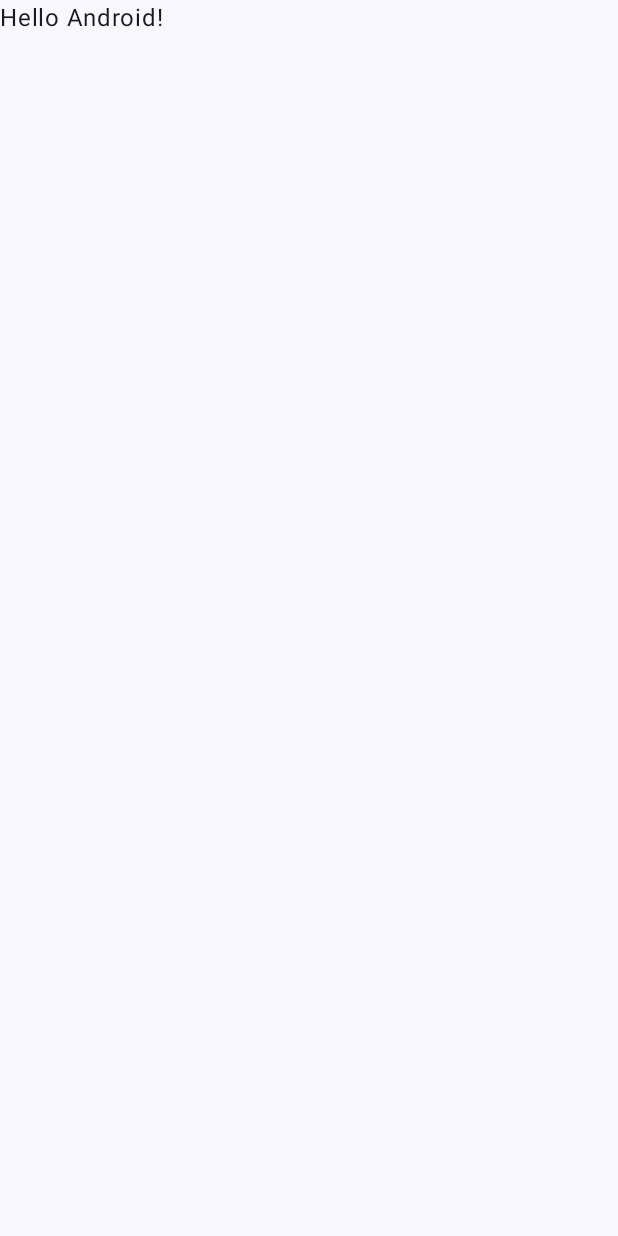
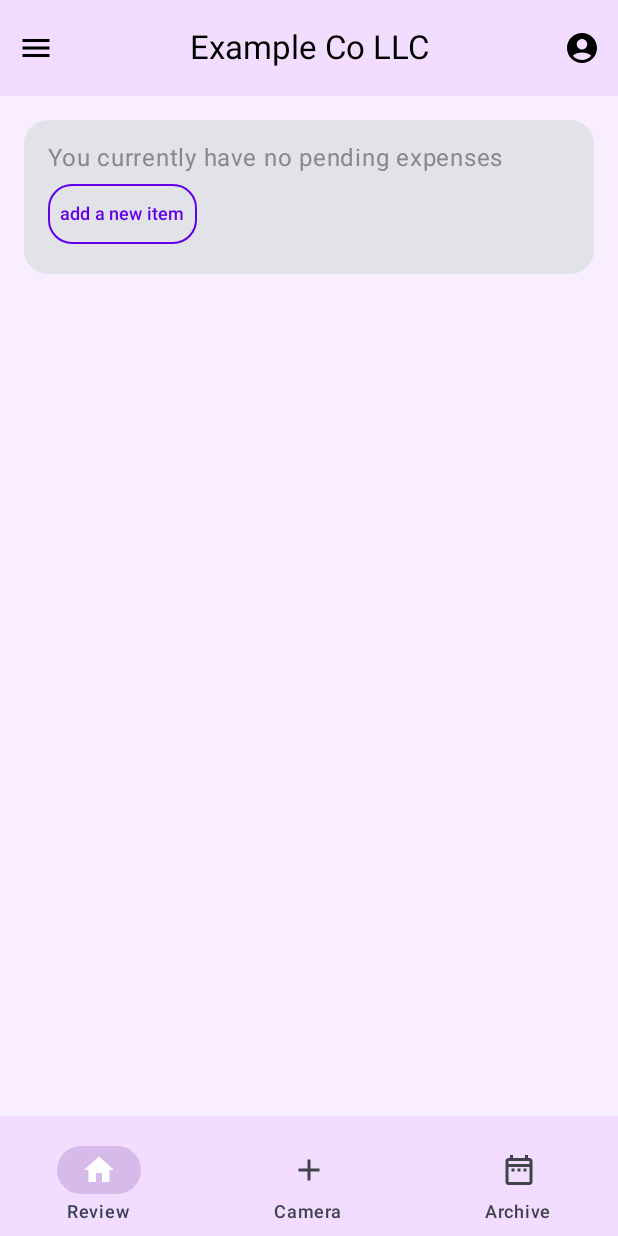
Before and after one commit to pineapple-expense/Pineapple-Expense, an Android app built with Jetpack Compose: the screen it shows after launch (MainActivity), on a phone screen of 412 x 824 dp. Before the commit the screen is almost empty. Run offline under Robolectric (Android 15) with nearby library versions, the light colour scheme and no system bars.

Commit message:
made basic home screen

```diff
--- a/app/src/main/java/com/example/pineappleexpense/MainActivity.kt
+++ b/app/src/main/java/com/example/pineappleexpense/MainActivity.kt
@@ -4,13 +4,45 @@ import android.os.Bundle
 import androidx.activity.ComponentActivity
 import androidx.activity.compose.setContent
 import androidx.activity.enableEdgeToEdge
+import androidx.compose.foundation.BorderStroke
+import androidx.compose.foundation.background
+import androidx.compose.foundation.layout.Arrangement
+import androidx.compose.foundation.layout.Column
+import androidx.compose.foundation.layout.PaddingValues
+import androidx.compose.foundation.layout.Row
+import androidx.compose.foundation.layout.Spacer
 import androidx.compose.foundation.layout.fillMaxSize
+import androidx.compose.foundation.layout.fillMaxWidth
+import androidx.compose.foundation.layout.height
 import androidx.compose.foundation.layout.padding
+import androidx.compose.foundation.layout.size
+import androidx.compose.foundation.shape.RoundedCornerShape
+import androidx.compose.material.icons.Icons
+import androidx.compose.material.icons.outlined.*
+import androidx.compose.material.icons.filled.*
+import androidx.compose.material.icons.Icons.Default
+import androidx.compose.material3.Button
+import androidx.compose.material3.ButtonDefaults
+import androidx.compose.material3.Card
+import androidx.compose.material3.CenterAlignedTopAppBar
+import androidx.compose.material3.ExperimentalMaterial3Api
+import androidx.compose.material3.Icon
+import androidx.compose.material3.IconButton
+import androidx.compose.material3.MaterialTheme
+import androidx.compose.material3.NavigationBar
+import androidx.compose.material3.NavigationBarItem
+import androidx.compose.material3.NavigationBarItemDefaults
 import androidx.compose.material3.Scaffold
+import androidx.compose.material3.Surface
 import androidx.compose.material3.Text
+import androidx.compose.material3.TopAppBarColors
+import androidx.compose.material3.TopAppBarDefaults
 import androidx.compose.runtime.Composable
+import androidx.compose.ui.Alignment
 import androidx.compose.ui.Modifier
-import androidx.compose.ui.tooling.preview.Preview
+import androidx.compose.ui.graphics.Color
+import androidx.compose.ui.unit.dp
+import androidx.compose.ui.unit.sp
 import com.example.pineappleexpense.ui.theme.PineappleExpenseTheme
 
 class MainActivity : ComponentActivity() {
@@ -19,29 +51,158 @@ class MainActivity : ComponentActivity() {
         enableEdgeToEdge()
         setContent {
             PineappleExpenseTheme {
-                Scaffold(modifier = Modifier.fillMaxSize()) { innerPadding ->
-                    Greeting(
-                        name = "Android",
-                        modifier = Modifier.padding(innerPadding)
+                HomeScreen()
+            }
+        }
+    }
+}
+
+//currently hardcoded to always be the review page, will be changed
+@Composable
+fun HomeScreen() {
+    Scaffold (
+        modifier = Modifier.fillMaxSize(),
+        containerColor = Color(0xFFF9EEFF),
+        bottomBar = {
+            BottomBar()
+        },
+    ) { innerPadding ->
+        TopBar(Modifier.padding(innerPadding))
+        Column(
+            modifier = Modifier.fillMaxSize().padding(innerPadding)
+        ) {
+            Spacer(modifier = Modifier.height(64.dp))
+            NoPendingExpensesCard()
+        }
+    }
+}
+
+@Composable
+fun TopBar(modifier: Modifier = Modifier) {
+    Row(
+        modifier = modifier
+            .fillMaxWidth()
+            .height(64.dp)
+            .background(Color(0xFFF3DDFF)),
+        verticalAlignment = Alignment.CenterVertically,
+        horizontalArrangement = Arrangement.SpaceBetween
+    ) {
+        IconButton(onClick = {}) {
+            Icon(
+                Icons.Filled.Menu,
+                contentDescription = "" // Add a valid content description
+            )
+        }
+        Text(
+            text = "Example Co LLC",
+            style = MaterialTheme.typography.titleLarge
+        )
+        IconButton(onClick = {}) {
+            Icon(
+                Icons.Default.AccountCircle,
+                contentDescription = "" // Add a valid content description
+            )
+        }
+    }
+}
+
+@Composable
+fun BottomBar(modifier: Modifier = Modifier) {
+    NavigationBar (
+        modifier = modifier.height(80.dp),
+        containerColor = Color(0xFFF3DDFF)
+        ) {
+        NavigationBarItem(
+            icon = {
+                Icon(
+                    Icons.Filled.Home,
+                    contentDescription = "" // Add a valid content description
+                )
+            },
+            label = {
+                Text("Review")
+            },
+            selected = true,
+            onClick = {},
+            colors = NavigationBarItemDefaults.colors(
+                indicatorColor = Color(0xFFD6BBEA),
+            ),
+            modifier = Modifier.padding(top = 16.dp)
+        )
+        NavigationBarItem(
+            icon = {
+                Icon(
+                    Icons.Outlined.Add,
+                    contentDescription = "" // Add a valid content description
+                )
+            },
+            label = {
+                Text("Camera")
+            },
+            selected = false,
+            onClick = {},
+            colors = NavigationBarItemDefaults.colors(
+                indicatorColor = Color(0xFFD6BBEA),
+            ),
+            modifier = Modifier.padding(top = 16.dp)
+        )
+        NavigationBarItem(
+            icon = {
+                Icon(
+                    Icons.Outlined.DateRange,
+                    contentDescription = "" // Add a valid content description
+                )
+            },
+            label = {
+                Text("Archive")
+            },
+            selected = false,
+            onClick = {},
+            colors = NavigationBarItemDefaults.colors(
+                indicatorColor = Color(0xFFD6BBEA),
+            ),
+            modifier = Modifier.padding(top = 16.dp)
+        )
+    }
+}
+
+@Composable
+fun NoPendingExpensesCard() {
+    Card(
+        modifier = Modifier
+            .fillMaxWidth()
+            .padding(16.dp),
+        shape = RoundedCornerShape(16.dp)
+    ) {
+        Row(
+            modifier = Modifier
+                .fillMaxWidth()
+                .padding(16.dp),
+            verticalAlignment = Alignment.CenterVertically,
+        ) {
+            Column(
+                modifier = Modifier.weight(1f)
+            ) {
+                Text(
+                    text = "You currently have no pending expenses",
+                    style = MaterialTheme.typography.bodyLarge,
+                    color = Color.Gray
+                )
+                Spacer(modifier = Modifier.height(4.dp))
+                Button(
+                    onClick = { /* Handle add new item action */ },
+                    colors = ButtonDefaults.buttonColors(containerColor = Color.Transparent),
+                    shape = RoundedCornerShape(16.dp),
+                    border = BorderStroke(1.dp, Color(0xFF6200EA)),
+                    contentPadding = PaddingValues(horizontal = 8.dp, vertical = 0.dp)
+                ) {
+                    Text(
+                        text = "add a new item",
+                        color = Color(0xFF6200EA),
+                        fontSize = 12.sp
                     )
                 }
             }
         }
     }
 }
-
-@Composable
-fun Greeting(name: String, modifier: Modifier = Modifier) {
-    Text(
-        text = "Hello $name!",
-        modifier = modifier
-    )
-}
-
-@Preview(showBackground = true)
-@Composable
-fun GreetingPreview() {
-    PineappleExpenseTheme {
-        Greeting("Android")
-    }
-}
```
